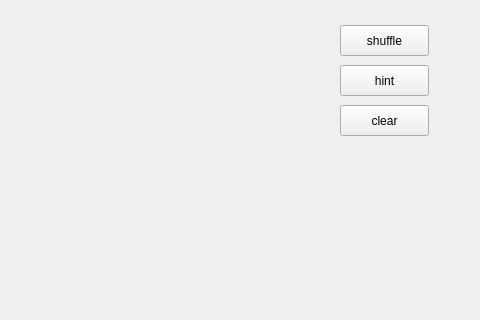
Old version of the form widgets/widget.ui in the repository creeper12356/QLink-by-creeper; both pictures show x 520 to 1000 and y 85 to 405 of the 1000 by 900 pixel window.
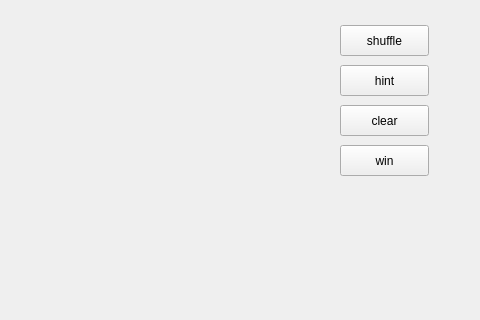
New version of the form.

```diff
--- a/widgets/widget.ui
+++ b/widgets/widget.ui
@@ -71,6 +71,19 @@
     <string>clear</string>
    </property>
   </widget>
+  <widget class="QPushButton" name="win_button">
+   <property name="geometry">
+    <rect>
+     <x>860</x>
+     <y>230</y>
+     <width>89</width>
+     <height>31</height>
+    </rect>
+   </property>
+   <property name="text">
+    <string>win</string>
+   </property>
+  </widget>
  </widget>
  <resources/>
  <connections/>
```
